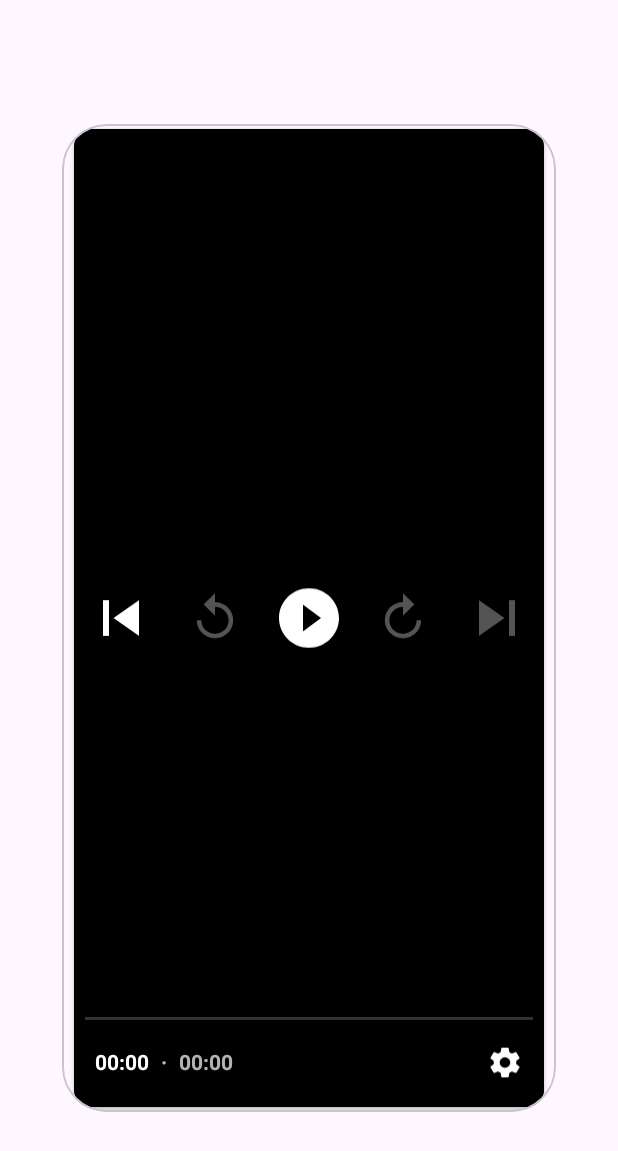
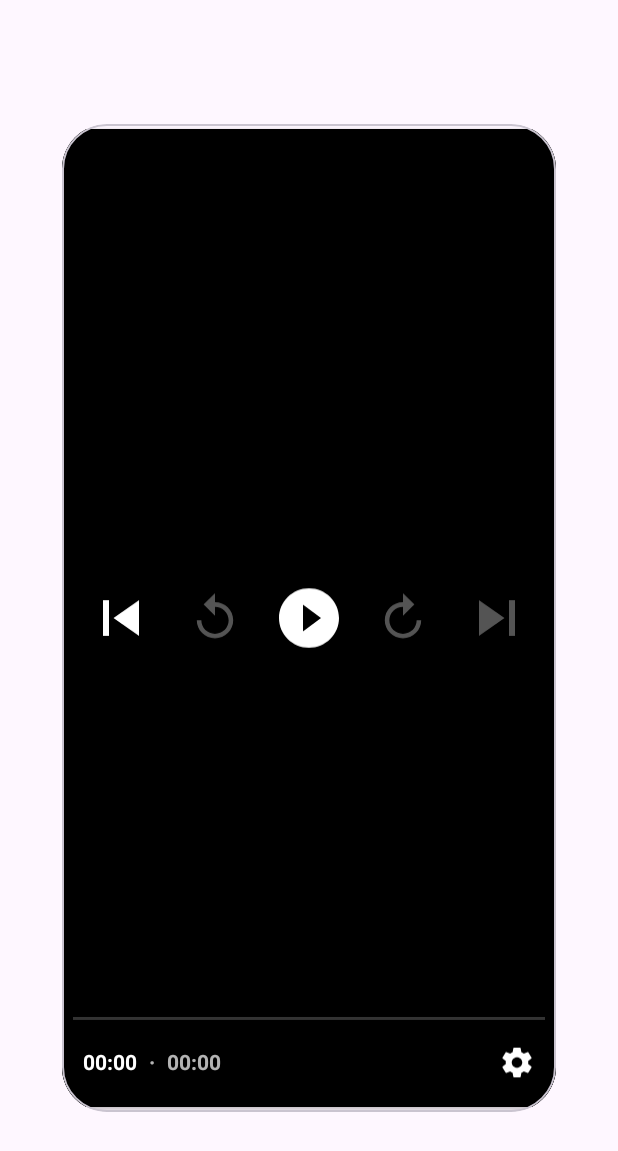
Before and after one commit to glizzard27/carousel-video-slider-app, an Android app: the screen it shows after launch (MainActivity), on a phone screen of 412 x 824 dp. Shown: the top 1151 px of the screen. Run offline under Robolectric (Android 15) with nearby library versions, the phone set to English and light mode, and no system bars.

Commit message:
Mengeditdan dan merapihkan bagian tampilan di file file  .xml nya

```diff
--- a/app/src/main/res/layout/activity_main.xml
+++ b/app/src/main/res/layout/activity_main.xml
@@ -19,7 +19,8 @@
         <androidx.viewpager2.widget.ViewPager2
             android:id="@+id/viewPager2"
             android:layout_width="match_parent"
-            android:layout_height="match_parent" />
+            android:layout_height="match_parent"
+            />
 
     </com.google.android.material.card.MaterialCardView>
 
--- a/app/src/main/res/layout/video_player_item.xml
+++ b/app/src/main/res/layout/video_player_item.xml
@@ -1,12 +1,9 @@
 <?xml version="1.0" encoding="utf-8"?>
 <androidx.cardview.widget.CardView
     xmlns:android="http://schemas.android.com/apk/res/android"
-    xmlns:app="http://schemas.android.com/apk/res-auto"
     android:layout_width="match_parent"
     android:layout_height="match_parent"
-    android:layout_marginStart="8dp"
-    android:layout_marginEnd="8dp"
-    app:cardCornerRadius="12dp">
+    >
 
     <FrameLayout
     android:layout_width="match_parent"
@@ -16,6 +13,6 @@
             android:id="@+id/exoPlayerView"
             android:layout_width="match_parent"
             android:layout_height="match_parent"
-            android:scaleType="centerCrop" />
+            android:scaleType="fitCenter" />
     </FrameLayout>
 </androidx.cardview.widget.CardView>
```
